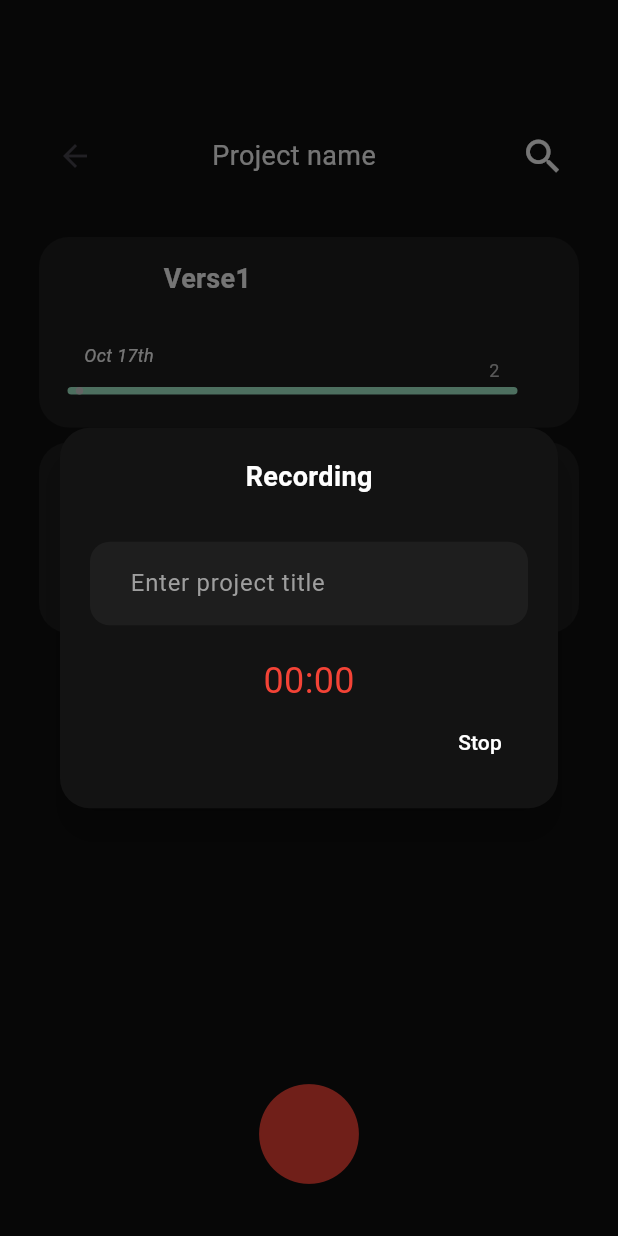
After one commit to Joshua-Thachil/jamboard, a Flutter app: the RecordingScreen screen opened directly, after a tap on the "search" icon, after a tap on the "close" icon, after a tap on the "circle" icon, on a phone screen of 412 x 824 dp. The commit adds this screen. Run offline on Flutter 3.47's test engine with Material 3 defaults, Android fonts, the phone set to English and light mode, and no system bars; our stand-ins replace audioplayers, flutter_screenutil, supabase_flutter; missing offline and left inert: flutter_quill, record; accounts and stored records are empty; network calls fail; Roboto replaces fonts that are missing (Josefin Sans).

Commit message:
merged Recording Screen into Master Branch

```diff
--- a/lib/main.dart
+++ b/lib/main.dart
@@ -1,6 +1,7 @@
 import 'package:flutter/material.dart';
 import 'package:flutter_screenutil/flutter_screenutil.dart';
 import 'package:jamboard/screens/LandingScreen.dart';
+import 'package:jamboard/screens/RecordingScreen.dart';
 import 'package:supabase_flutter/supabase_flutter.dart';
 
 import 'components/Globals.dart';
--- /dev/null
+++ b/lib/screens/RecordingScreen.dart
@@ -0,0 +1,524 @@
+import 'dart:async';
+import 'package:flutter/material.dart';
+import 'package:audioplayers/audioplayers.dart';
+import 'package:record/record.dart';
+import '../Style/Palette.dart';
+import '../components/InputFields.dart';
+
+class RecordingScreen extends StatefulWidget {
+  const RecordingScreen({super.key});
+
+  @override
+  State<RecordingScreen> createState() => _RecordingScreenState();
+}
+
+class _RecordingScreenState extends State<RecordingScreen> {
+  late AudioRecorder audioRecorder;
+  late AudioPlayer audioPlayer;
+  bool isRecording = false;
+  String audioPath = '';
+  int _recordDuration = 0;
+  Timer? _timer;
+  RecordState _recordState = RecordState.stop;
+  StreamSubscription<RecordState>? _recordSub;
+  StreamSubscription<Amplitude>? _amplitudeSub;
+  Amplitude? _amplitude;
+
+  @override
+  void initState() {
+    audioPlayer = AudioPlayer();
+    audioRecorder = AudioRecorder();
+
+    // Listen to state changes
+    _recordSub = audioRecorder.onStateChanged().listen((recordState) {
+      _updateRecordState(recordState);
+    });
+
+    // Listen to amplitude changes (for visual feedback)
+    _amplitudeSub = audioRecorder
+        .onAmplitudeChanged(const Duration(milliseconds: 300))
+        .listen((amp) {
+      setState(() => _amplitude = amp);
+    });
+
+    super.initState();
+  }
+
+  bool flag = true;
+  List<List> _recordingList = [
+    ["Verse1","/storage/emulated/0/Recordings/myaudio_1729187892030.mp3",2,"Oct 17th"],
+    ["Prechorus","/storage/emulated/0/Recordings/myaudio_1729188617816.mp3",10,"Oct 17th"],
+  ];
+  bool _isSearchActive = false;
+  final TextEditingController _recordingnamecontroller = TextEditingController();
+  final TextEditingController _searchController = TextEditingController();
+  List<List> _filteredRecordingList = [];
+
+  Future<void> _showRecorder(BuildContext context) async {
+    return showDialog(
+      context: context,
+      builder: (BuildContext context) {
+        return Dialog(
+          shadowColor: Colors.black,
+          elevation: 10.0,
+          backgroundColor: Color(0xff131313),
+          shape: RoundedRectangleBorder(
+            borderRadius: BorderRadius.circular(20),
+          ),
+          child: Container(
+            width: double.infinity, // Make the container take the maximum width
+            padding: EdgeInsets.all(20), // Add padding if needed
+            child: Column(
+              mainAxisSize: MainAxisSize.min, // Use minimum size for dialog
+              children: [
+                Text(
+                  'Recording',
+                  style: TextStyle(
+                    color: Colors.white,
+                    fontSize: 18,
+                    fontWeight: FontWeight.bold,
+                  ),
+                ),
+                SizedBox(height: 30), // Add space between title and input field
+                InputField(
+                  InputController: _recordingnamecontroller,
+                  height: 1,
+                  hint: 'Enter project title',
+                ),
+                SizedBox(height: 20), // Add space between input and buttons
+                _buildTimer(),
+
+                Row(
+                  mainAxisAlignment: MainAxisAlignment.end,
+                  children: [
+                    // TextButton(
+                    //   child:
+                    //       Text('Pause', style: TextStyle(color: Colors.white)),
+                    //   onPressed: () {},
+                    // ),
+                    // SizedBox(width: 10), // Add space between buttons
+                    TextButton(
+                      child:
+                      Text('Stop', style: TextStyle(color: Colors.white)),
+                      onPressed: () async{
+                        String path = await stopRecording();
+                        String title = _recordingnamecontroller.text;
+                        _recordingList.add([title, path,0,""]);
+                        setState(() {
+                          _filteredRecordingList = _recordingList;
+                        });
+
+                        Navigator.pop(context);
+                      },
+                    ),
+                  ],
+                ),
+              ],
+            ),
+          ),
+        );
+      },
+    );
+  }
+
+
+  Widget _buildTimer() {
+    final String minutes = _formatNumber(_recordDuration ~/ 60);
+    final String seconds = _formatNumber(_recordDuration % 60);
+
+    return Text(
+      '$minutes:$seconds',
+      style: const TextStyle(color: Colors.red, fontSize: 24),
+    );
+  }
+
+  String _formatNumber(int number) {
+    return number < 10 ? '0$number' : number.toString();
+  }
+
+  void _startTimer() {
+    _timer?.cancel();
+    _timer = Timer.periodic(const Duration(seconds: 1), (Timer t) {
+      setState(() => _recordDuration++);
+    });
+  }
+
+  // Function to filter the project list based on search input
+  void _filterRecordings(String query) {
+    setState(() {
+      if (query.isEmpty) {
+        _filteredRecordingList = _recordingList;
+      } else {
+        _filteredRecordingList = _recordingList
+            .where((recording) =>
+            recording[0].toLowerCase().contains(query.toLowerCase()))
+            .toList();
+      }
+    });
+  }
+
+  Future<void> startRecording() async {
+    try {
+      _startTimer();
+      if (await audioRecorder.hasPermission()) {
+        // Generate a unique file name based on timestamp
+        final timeStamp = DateTime.now().millisecondsSinceEpoch;
+        audioPath = '/storage/emulated/0/Recordings/myaudio_$timeStamp.mp3'; // Unique path
+        print("FILE PATH: $audioPath");
+
+        const config =
+        RecordConfig(encoder: AudioEncoder.aacLc, numChannels: 1);
+
+        await audioRecorder.start(config, path: audioPath);
+
+        _recordDuration = 0; // Reset duration
+        _startTimer();
+        setState(() {
+          isRecording = true;
+        });
+      }
+    } catch (e) {
+      print("Error while recording: $e");
+    }
+  }
+
+  List<String> recordedFiles = []; // List to store audio file paths
+
+  Future<String> stopRecording() async {
+    try {
+      final path = await audioRecorder.stop();
+      _timer?.cancel();
+
+      if (path != null) {
+        setState(() {
+          audioPath = path;
+          isRecording = false;
+          _recordDuration = 0;
+          recordedFiles.add(audioPath); // Add the file path to the list
+        });
+      }
+    } catch (e) {
+      print("Error while stopping recording: $e");
+    }
+    print("PATH LIST: $recordedFiles");
+    return audioPath;
+  }
+
+  Future<void> playRecording(String filePath) async {
+    try {
+      print("PLAYING:$filePath");
+      await audioPlayer.play(DeviceFileSource(filePath)); // Play specific file
+    } catch (e) {
+      print("Error playing: $e");
+    }
+  }
+
+  void _updateRecordState(RecordState recordState) {
+    setState(() => _recordState = recordState);
+
+    if (recordState == RecordState.record) {
+      _startTimer();
+    } else {
+      _timer?.cancel();
+      _recordDuration = 0;
+    }
+  }
+
+  @override
+  void dispose() {
+    _timer?.cancel();
+    _recordSub?.cancel();
+    _amplitudeSub?.cancel();
+    audioRecorder.dispose();
+    audioPlayer.dispose();
+    super.dispose();
+  }
+
+  @override
+  Widget build(BuildContext context) {
+    return Scaffold(
+      backgroundColor: Palette.bg,
+      body: Padding(
+        padding: const EdgeInsets.symmetric(horizontal: 26),
+        child: Column(
+          crossAxisAlignment: CrossAxisAlignment.start,
+          children: [
+            const SizedBox(height: 80),
+            // Animated Title and Search Bar
+            Row(
+              mainAxisAlignment: MainAxisAlignment
+                  .spaceBetween, // Align the row's children to the right
+              children: [
+                // Conditionally display either title or search bar based on search activity
+                Expanded(
+                  child: Stack(
+                    // alignment: Alignment.centerRight, // Align the search bar to the right
+                    children: [
+                      // Search bar animation (grows from right to left)
+                      Container(
+                        padding: EdgeInsets.only(top: 8),
+                        child: AnimatedContainer(
+                          duration: Duration(milliseconds: 200),
+                          width: _isSearchActive
+                              ? MediaQuery.of(context).size.width - 90
+                              : 0, // Starts at 0 width and expands
+                          child: _isSearchActive
+                              ? TextField(
+                            onChanged: _filterRecordings,
+                            controller: _searchController,
+                            autofocus: true,
+                            style: TextStyle(color: Colors.white),
+                            decoration: InputDecoration(
+                              hintText: 'Search recording',
+                              hintStyle: TextStyle(color: Colors.white70),
+                              filled: true,
+                              fillColor: Palette.secondary_bg,
+                              border: OutlineInputBorder(
+                                borderRadius: BorderRadius.circular(10),
+                                borderSide: BorderSide.none,
+                              ),
+                            ),
+                          )
+                              : SizedBox
+                              .shrink(), // Hide search bar when inactive
+                        ),
+                      ),
+                      // Title and subtitle animation (shown when search is inactive)
+                      AnimatedOpacity(
+                        opacity: _isSearchActive ? 0 : 1,
+                        duration: Duration(milliseconds: 100),
+                        child: Row(
+                          mainAxisAlignment: MainAxisAlignment.spaceBetween,
+                          key: const ValueKey("titleText"),
+                          // crossAxisAlignment: CrossAxisAlignment.start,
+                          children: [
+                            IconButton(
+                                onPressed: () {}, icon: Icon(Icons.arrow_back)),
+                            // SizedBox(width: 30),
+                            Text(
+                              "Project name",
+                              style: TextStyle(
+                                color: Colors.white,
+                                fontSize: 18,
+                              ),
+                            ),
+                            SizedBox(width: 20,),
+                          ],
+                        ),
+                      ),
+                    ],
+                  ),
+                ),
+                // Search/close icon
+                IconButton(
+                  icon: Icon(
+                    _isSearchActive ? Icons.close : Icons.search,
+                    color: Colors.white,
+                    size: 30,
+                  ),
+                  onPressed: () {
+                    setState(() {
+                      if (_isSearchActive) {
+                        // Clear the search controller
+                        _searchController.clear();
+                        // Reset the filtered project list
+                        _filteredRecordingList =
+                            _recordingList; // Reset to show all projects
+                      }
+                      // Toggle the search state
+                      _isSearchActive = !_isSearchActive;
+                    });
+                  },
+                ),
+              ],
+            ),
+            const SizedBox(height: 30),
+            // SAmple "Oct 18th, 8:00pm"
+            Expanded(
+              child: ListView.builder(
+                itemCount: _filteredRecordingList.length,
+                itemBuilder: (context, index) {
+                  final String recordingtitle = _filteredRecordingList[index][0];
+                  final String recordingpath = _filteredRecordingList[index][1];
+                  final int recordingduration = _filteredRecordingList[index][2];
+                  final String recordingdate = _filteredRecordingList[index][3];
+                  return Padding(
+                    padding: const EdgeInsets.only(bottom: 10.0),
+                    child: Dismissible(
+                      key: Key(recordingtitle), // Unique key for each project
+                      background: Container(
+                        color:
+                        Colors.red, // Background color when swiping
+                        alignment: Alignment.centerLeft,
+                        padding: EdgeInsets.only(left: 20),
+                        child: Icon(Icons.delete,
+                            color: Colors.white), // Delete icon
+                      ),
+                      onDismissed: (direction) {
+                        setState(() async {
+                          // Remove the project from the original list
+                          _recordingList.remove(recordingtitle);
+                          //await Supabase.instance.client.from('Projects').delete().eq('title', project);
+
+                          // Remove from the filtered list
+                          _filteredRecordingList.removeAt(index);
+                        });
+
+                        // // Optionally, show a snackbar
+                        // ScaffoldMessenger.of(context).showSnackBar(
+                        //   SnackBar(content: Text("$project dismissed")),
+                        // );
+                      },
+                      child: GestureDetector(
+                        onTap: (){
+                          playRecording(recordingpath);
+                        },
+                        child: Container(
+                          width: 366,
+                          height: 127,
+                          clipBehavior: Clip.antiAlias,
+                          decoration: BoxDecoration(
+                            color: Color(0xFF1E1E1E),
+                            borderRadius: BorderRadius.circular(20),
+                          ),
+                          child: Stack(
+                            children: [
+                              // Profile Image Container
+                              Positioned(
+                                left: 19,
+                                top: 15,
+                                child: Container(
+                                  width: 54,
+                                  height: 54,
+                                  decoration: BoxDecoration(
+                                    borderRadius: BorderRadius.circular(50),
+                                    image: DecorationImage(
+                                      image: NetworkImage(
+                                          "https://via.placeholder.com/54x54"),
+                                      fit: BoxFit.cover,
+                                    ),
+                                  ),
+                                ),
+                              ),
+                              // Title and Username
+                              Positioned(
+                                left: 83, // Adjusted for better alignment with the image
+                                top: 15,
+                                child: Column(
+                                  crossAxisAlignment:
+                                  CrossAxisAlignment.start,
+                                  children: [
+                                    Text(
+                                      recordingtitle,
+                                      style: TextStyle(
+                                        color: Colors.white,
+                                        fontSize:
+                                        18, // Adjusted for better readability
+                                        fontFamily: 'Josefin Sans',
+                                        fontWeight: FontWeight.bold,
+                                      ),
+                                    ),
+                                    SizedBox(height: 8), // Reduced space
+                                    // Text(
+                                    //   'snoopy144',
+                                    //   style: TextStyle(
+                                    //     color: Colors.white,
+                                    //     fontSize: 14,
+                                    //     fontStyle: FontStyle.italic,
+                                    //     fontFamily: 'Josefin Sans',
+                                    //     fontWeight: FontWeight.w300,
+                                    //   ),
+                                    // ),
+                                  ],
+                                ),
+                              ),
+                              // Date
+                              Positioned(
+                                left: 30,
+                                top: 70,
+                                child: Text(
+                                  recordingdate,
+                                  style: TextStyle(
+                                    color: Colors.white,
+                                    fontSize: 12,
+                                    fontStyle: FontStyle.italic,
+                                  ),
+                                ),
+                              ),
+                              // Progress Bar
+                              Positioned(
+                                left: 19,
+                                top: 100,
+                                child: Container(
+                                  width: 300,
+                                  height: 5,
+                                  decoration: BoxDecoration(
+                                    color: Palette.primary,
+                                    borderRadius: BorderRadius.circular(11),
+                                  ),
+                                  child: Align(
+                                    alignment: Alignment.centerLeft,
+                                    child: Container(
+                                      width: 16,
+                                      height: 16,
+                                      decoration: BoxDecoration(
+                                        color: Color(0xFFD9D9D9),
+                                        shape: BoxShape.circle,
+                                      ),
+                                    ),
+                                  ),
+                                ),
+                              ),
+                              // Time Indicator
+                              Positioned(
+                                left: 300,
+                                top: 80,
+                                child: Text(
+                                  recordingduration.toString(),
+                                  style: TextStyle(
+                                    color: Color(0xFFC0C0C0),
+                                    fontSize: 12,
+                                    fontFamily: 'Josefin Sans',
+                                    fontWeight: FontWeight.w400,
+                                  ),
+                                ),
+                              ),
+                            ],
+                          ),
+                        ),
+                      ),
+                    ),
+                  );
+                },
+              ),
+            ),
+          ],
+        ),
+      ),
+      bottomNavigationBar: Container(
+        margin: EdgeInsets.only(bottom: 40),
+        child: BottomAppBar(
+          color: Palette.bg,
+          child: Center(
+              child: Row(
+                mainAxisAlignment: MainAxisAlignment.center,
+                children: [
+                  GestureDetector(
+                    onTap: () {
+                      startRecording();
+                      _showRecorder(context);
+                    },
+                    child: Icon(
+                      Icons.circle,
+                      color: Colors.red,
+                      size: 80,
+                    ),
+                  ),
+                ],
+              )),
+        ),
+      ),
+    );
+  }
+
+}
```
Also changed, not shown: pubspec.yaml (+5 -3 lines), pubspec.lock, 6 other files.
